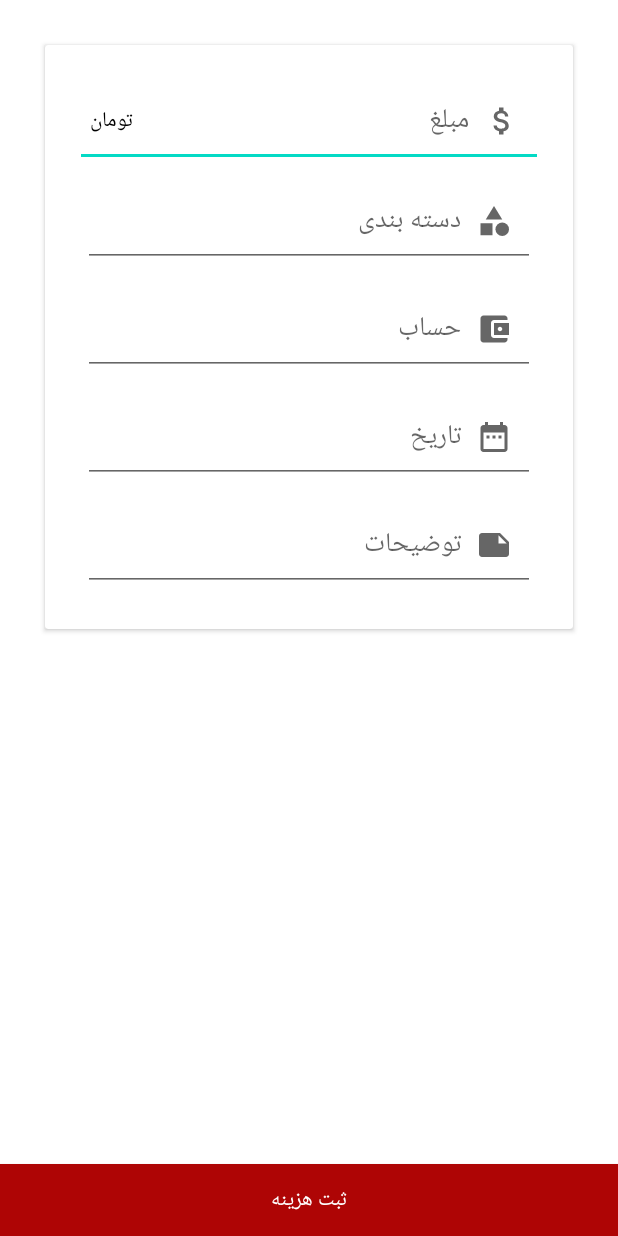
After one commit to masoomehfasihi/personalAccounting, an Android app: the fragment OutComeFragment shown on its own in the app's theme, on a phone screen of 412 x 824 dp. The commit adds this screen. Run offline under Robolectric (Android 15) with nearby library versions, the phone set to English and light mode, and no system bars.

Commit message:
added needed fragments & design fragment_out_come.xml

```diff
--- a/app/build.gradle
+++ b/app/build.gradle
@@ -40,6 +40,7 @@ dependencies {
     implementation 'androidx.constraintlayout:constraintlayout:2.0.4'
     implementation 'com.google.firebase:firebase-auth:21.0.1'
     implementation 'com.google.firebase:firebase-database:20.0.0'
+    implementation 'androidx.legacy:legacy-support-v4:1.0.0'
     testImplementation 'junit:junit:4.+'
     androidTestImplementation 'androidx.test.ext:junit:1.1.2'
     androidTestImplementation 'androidx.test.espresso:espresso-core:3.3.0'
--- /dev/null
+++ b/app/src/main/java/ir/masoumeh/myaccount/HomeFragment.java
@@ -0,0 +1,20 @@
+package ir.masoumeh.myaccount;
+
+import android.os.Bundle;
+
+import androidx.fragment.app.Fragment;
+
+import android.view.LayoutInflater;
+import android.view.View;
+import android.view.ViewGroup;
+
+public class HomeFragment extends Fragment {
+
+
+    @Override
+    public View onCreateView(LayoutInflater inflater, ViewGroup container,
+                             Bundle savedInstanceState) {
+        // Inflate the layout for this fragment
+        return inflater.inflate(R.layout.fragment_home, container, false);
+    }
+}
--- /dev/null
+++ b/app/src/main/java/ir/masoumeh/myaccount/IncomeFragment.java
@@ -0,0 +1,24 @@
+package ir.masoumeh.myaccount;
+
+import android.os.Bundle;
+
+import androidx.fragment.app.Fragment;
+
+import android.view.LayoutInflater;
+import android.view.View;
+import android.view.ViewGroup;
+
+public class IncomeFragment extends Fragment {
+
+    public IncomeFragment() {
+        // Required empty public constructor
+    }
+
+
+    @Override
+    public View onCreateView(LayoutInflater inflater, ViewGroup container,
+                             Bundle savedInstanceState) {
+        // Inflate the layout for this fragment
+        return inflater.inflate(R.layout.fragment_income, container, false);
+    }
+}
--- /dev/null
+++ b/app/src/main/java/ir/masoumeh/myaccount/OutComeFragment.java
@@ -0,0 +1,19 @@
+package ir.masoumeh.myaccount;
+
+import android.os.Bundle;
+
+import androidx.fragment.app.Fragment;
+
+import android.view.LayoutInflater;
+import android.view.View;
+import android.view.ViewGroup;
+
+public class OutComeFragment extends Fragment {
+
+    @Override
+    public View onCreateView(LayoutInflater inflater, ViewGroup container,
+                             Bundle savedInstanceState) {
+        // Inflate the layout for this fragment
+        return inflater.inflate(R.layout.fragment_out_come, container, false);
+    }
+}
--- /dev/null
+++ b/app/src/main/java/ir/masoumeh/myaccount/ReportFragment.java
@@ -0,0 +1,19 @@
+package ir.masoumeh.myaccount;
+
+import android.os.Bundle;
+
+import androidx.fragment.app.Fragment;
+
+import android.view.LayoutInflater;
+import android.view.View;
+import android.view.ViewGroup;
+
+public class ReportFragment extends Fragment {
+
+    @Override
+    public View onCreateView(LayoutInflater inflater, ViewGroup container,
+                             Bundle savedInstanceState) {
+        // Inflate the layout for this fragment
+        return inflater.inflate(R.layout.fragment_report, container, false);
+    }
+}
--- a/app/src/main/java/ir/masoumeh/myaccount/SplashActivity.java
+++ b/app/src/main/java/ir/masoumeh/myaccount/SplashActivity.java
@@ -26,6 +26,7 @@ public class SplashActivity extends AppCompatActivity {
             @Override
             public void run() {
                 Intent intent = new Intent(SplashActivity.this ,LoginActivity.class);
+                startActivity(intent);
             }
         }, 1000);
     }
--- /dev/null
+++ b/app/src/main/java/ir/masoumeh/myaccount/TransactionAdapter.java
@@ -0,0 +1,4 @@
+package ir.masoumeh.myaccount;
+
+public class TransactionAdapter {
+}
--- /dev/null
+++ b/app/src/main/res/drawable/ic_baseline_category.xml
@@ -0,0 +1,16 @@
+<vector xmlns:android="http://schemas.android.com/apk/res/android"
+    android:width="24dp"
+    android:height="24dp"
+    android:viewportWidth="24"
+    android:viewportHeight="24"
+    android:tint="?attr/colorControlNormal">
+  <path
+      android:fillColor="@android:color/white"
+      android:pathData="M12,2l-5.5,9h11z"/>
+  <path
+      android:fillColor="@android:color/white"
+      android:pathData="M17.5,17.5m-4.5,0a4.5,4.5 0,1 1,9 0a4.5,4.5 0,1 1,-9 0"/>
+  <path
+      android:fillColor="@android:color/white"
+      android:pathData="M3,13.5h8v8H3z"/>
+</vector>
--- /dev/null
+++ b/app/src/main/res/drawable/ic_baseline_date.xml
@@ -0,0 +1,10 @@
+<vector xmlns:android="http://schemas.android.com/apk/res/android"
+    android:width="24dp"
+    android:height="24dp"
+    android:viewportWidth="24"
+    android:viewportHeight="24"
+    android:tint="?attr/colorControlNormal">
+  <path
+      android:fillColor="@android:color/white"
+      android:pathData="M9,11L7,11v2h2v-2zM13,11h-2v2h2v-2zM17,11h-2v2h2v-2zM19,4h-1L18,2h-2v2L8,4L8,2L6,2v2L5,4c-1.11,0 -1.99,0.9 -1.99,2L3,20c0,1.1 0.89,2 2,2h14c1.1,0 2,-0.9 2,-2L21,6c0,-1.1 -0.9,-2 -2,-2zM19,20L5,20L5,9h14v11z"/>
+</vector>
--- /dev/null
+++ b/app/src/main/res/drawable/ic_baseline_money.xml
@@ -0,0 +1,10 @@
+<vector xmlns:android="http://schemas.android.com/apk/res/android"
+    android:width="24dp"
+    android:height="24dp"
+    android:viewportWidth="24"
+    android:viewportHeight="24"
+    android:tint="?attr/colorControlNormal">
+  <path
+      android:fillColor="@android:color/white"
+      android:pathData="M11.8,10.9c-2.27,-0.59 -3,-1.2 -3,-2.15 0,-1.09 1.01,-1.85 2.7,-1.85 1.78,0 2.44,0.85 2.5,2.1h2.21c-0.07,-1.72 -1.12,-3.3 -3.21,-3.81V3h-3v2.16c-1.94,0.42 -3.5,1.68 -3.5,3.61 0,2.31 1.91,3.46 4.7,4.13 2.5,0.6 3,1.48 3,2.41 0,0.69 -0.49,1.79 -2.7,1.79 -2.06,0 -2.87,-0.92 -2.98,-2.1h-2.2c0.12,2.19 1.76,3.42 3.68,3.83V21h3v-2.15c1.95,-0.37 3.5,-1.5 3.5,-3.55 0,-2.84 -2.43,-3.81 -4.7,-4.4z"/>
+</vector>
--- /dev/null
+++ b/app/src/main/res/drawable/ic_baseline_note.xml
@@ -0,0 +1,10 @@
+<vector xmlns:android="http://schemas.android.com/apk/res/android"
+    android:width="24dp"
+    android:height="24dp"
+    android:viewportWidth="24"
+    android:viewportHeight="24"
+    android:tint="?attr/colorControlNormal">
+  <path
+      android:fillColor="@android:color/white"
+      android:pathData="M22,10l-6,-6L4,4c-1.1,0 -2,0.9 -2,2v12.01c0,1.1 0.9,1.99 2,1.99l16,-0.01c1.1,0 2,-0.89 2,-1.99v-8zM15,5.5l5.5,5.5L15,11L15,5.5z"/>
+</vector>
--- /dev/null
+++ b/app/src/main/res/drawable/ic_baseline_wallet.xml
@@ -0,0 +1,10 @@
+<vector xmlns:android="http://schemas.android.com/apk/res/android"
+    android:width="24dp"
+    android:height="24dp"
+    android:viewportWidth="24"
+    android:viewportHeight="24"
+    android:tint="?attr/colorControlNormal">
+  <path
+      android:fillColor="@android:color/white"
+      android:pathData="M21,18v1c0,1.1 -0.9,2 -2,2L5,21c-1.11,0 -2,-0.9 -2,-2L3,5c0,-1.1 0.89,-2 2,-2h14c1.1,0 2,0.9 2,2v1h-9c-1.11,0 -2,0.9 -2,2v8c0,1.1 0.89,2 2,2h9zM12,16h10L22,8L12,8v8zM16,13.5c-0.83,0 -1.5,-0.67 -1.5,-1.5s0.67,-1.5 1.5,-1.5 1.5,0.67 1.5,1.5 -0.67,1.5 -1.5,1.5z"/>
+</vector>
--- /dev/null
+++ b/app/src/main/res/layout/fragment_home.xml
@@ -0,0 +1,14 @@
+<?xml version="1.0" encoding="utf-8"?>
+<FrameLayout xmlns:android="http://schemas.android.com/apk/res/android"
+    xmlns:tools="http://schemas.android.com/tools"
+    android:layout_width="match_parent"
+    android:layout_height="match_parent"
+    tools:context=".HomeFragment">
+
+    <!-- TODO: Update blank fragment layout -->
+    <TextView
+        android:layout_width="match_parent"
+        android:layout_height="match_parent"
+        android:text="@string/hello_blank_fragment" />
+
+</FrameLayout>
--- /dev/null
+++ b/app/src/main/res/layout/fragment_income.xml
@@ -0,0 +1,14 @@
+<?xml version="1.0" encoding="utf-8"?>
+<FrameLayout xmlns:android="http://schemas.android.com/apk/res/android"
+    xmlns:tools="http://schemas.android.com/tools"
+    android:layout_width="match_parent"
+    android:layout_height="match_parent"
+    tools:context=".IncomeFragment">
+
+    <!-- TODO: Update blank fragment layout -->
+    <TextView
+        android:layout_width="match_parent"
+        android:layout_height="match_parent"
+        android:text="@string/hello_blank_fragment" />
+
+</FrameLayout>
--- /dev/null
+++ b/app/src/main/res/layout/fragment_out_come.xml
@@ -0,0 +1,101 @@
+<?xml version="1.0" encoding="utf-8"?>
+<RelativeLayout xmlns:android="http://schemas.android.com/apk/res/android"
+    xmlns:tools="http://schemas.android.com/tools"
+    android:layout_width="match_parent"
+    android:layout_height="match_parent"
+    tools:context=".OutComeFragment">
+
+    <androidx.cardview.widget.CardView
+        android:layout_width="match_parent"
+        android:layout_height="wrap_content"
+        android:layout_margin="30dp">
+
+        <LinearLayout
+            android:layout_width="match_parent"
+            android:layout_height="wrap_content"
+            android:orientation="vertical"
+            android:padding="20dp">
+
+            <RelativeLayout
+                android:layout_width="match_parent"
+                android:layout_height="wrap_content">
+
+                <EditText
+                    android:padding="15dp"
+                    android:layout_width="match_parent"
+                    android:layout_height="wrap_content"
+                    android:drawableRight="@drawable/ic_baseline_money"
+                    android:drawablePadding="10dp"
+                    android:hint="@string/amount"
+                    android:inputType="number"
+                    android:maxLength="7" />
+
+                <TextView
+                    android:layout_width="wrap_content"
+                    android:layout_height="wrap_content"
+                    android:layout_alignParentLeft="true"
+                    android:layout_centerInParent="true"
+                    android:paddingLeft="10dp"
+                    android:text="@string/toman"
+                    android:textColor="@color/black" />
+
+            </RelativeLayout>
+
+            <EditText
+                android:padding="15dp"
+                android:layout_width="match_parent"
+                android:layout_height="wrap_content"
+                android:layout_margin="5dp"
+                android:drawableRight="@drawable/ic_baseline_category"
+                android:drawablePadding="10dp"
+                android:hint="@string/category"
+                android:inputType="textPersonName"
+                android:maxLength="15" />
+
+            <EditText
+                android:padding="15dp"
+                android:layout_width="match_parent"
+                android:layout_height="wrap_content"
+                android:layout_margin="5dp"
+                android:drawableRight="@drawable/ic_baseline_wallet"
+                android:drawablePadding="10dp"
+                android:hint="@string/hesab"
+                android:inputType="textPersonName" />
+
+            <EditText
+                android:padding="15dp"
+                android:layout_width="match_parent"
+                android:layout_height="wrap_content"
+                android:layout_margin="5dp"
+                android:drawableRight="@drawable/ic_baseline_date"
+                android:drawablePadding="10dp"
+                android:hint="@string/date"
+                android:maxLines="1" />
+
+            <EditText
+                android:padding="15dp"
+                android:layout_width="match_parent"
+                android:layout_height="wrap_content"
+                android:layout_margin="5dp"
+                android:drawableRight="@drawable/ic_baseline_note"
+                android:drawablePadding="10dp"
+                android:hint="@string/description"
+                android:inputType="textMultiLine"
+                android:maxLength="30"
+                android:maxLines="2" />
+
+
+        </LinearLayout>
+
+    </androidx.cardview.widget.CardView>
+
+    <androidx.appcompat.widget.AppCompatButton
+        android:id="@+id/btn_hazine"
+        android:layout_width="match_parent"
+        android:layout_height="wrap_content"
+        android:layout_alignParentBottom="true"
+        android:background="@color/red"
+        android:text="@string/hazine"
+        android:textColor="@color/white" />
+
+</RelativeLayout>
--- /dev/null
+++ b/app/src/main/res/layout/fragment_report.xml
@@ -0,0 +1,14 @@
+<?xml version="1.0" encoding="utf-8"?>
+<FrameLayout xmlns:android="http://schemas.android.com/apk/res/android"
+    xmlns:tools="http://schemas.android.com/tools"
+    android:layout_width="match_parent"
+    android:layout_height="match_parent"
+    tools:context=".ReportFragment">
+
+    <!-- TODO: Update blank fragment layout -->
+    <TextView
+        android:layout_width="match_parent"
+        android:layout_height="match_parent"
+        android:text="@string/hello_blank_fragment" />
+
+</FrameLayout>
--- /dev/null
+++ b/app/src/main/res/layout/transaction_item.xml
@@ -0,0 +1,6 @@
+<?xml version="1.0" encoding="utf-8"?>
+<LinearLayout xmlns:android="http://schemas.android.com/apk/res/android"
+    android:orientation="vertical" android:layout_width="match_parent"
+    android:layout_height="match_parent">
+
+</LinearLayout>
--- a/app/src/main/res/values/colors.xml
+++ b/app/src/main/res/values/colors.xml
@@ -7,4 +7,5 @@
     <color name="teal_700">#FF018786</color>
     <color name="black">#FF000000</color>
     <color name="white">#FFFFFFFF</color>
+    <color name="red">#AE0505</color>
 </resources>
--- a/app/src/main/res/values/strings.xml
+++ b/app/src/main/res/values/strings.xml
@@ -6,4 +6,13 @@
     <string name="email">ایمیل</string>
     <string name="create_account">ایجاد حساب کاربری</string>
     <string name="register">ثبت نام</string>
+    <!-- TODO: Remove or change this placeholder text -->
+    <string name="hello_blank_fragment">Hello blank fragment</string>
+    <string name="hazine">ثبت هزینه</string>
+    <string name="amount">مبلغ</string>
+    <string name="toman">تومان</string>
+    <string name="category">دسته بندی</string>
+    <string name="hesab">حساب</string>
+    <string name="description">توضیحات</string>
+    <string name="date">تاریخ</string>
 </resources>
```
